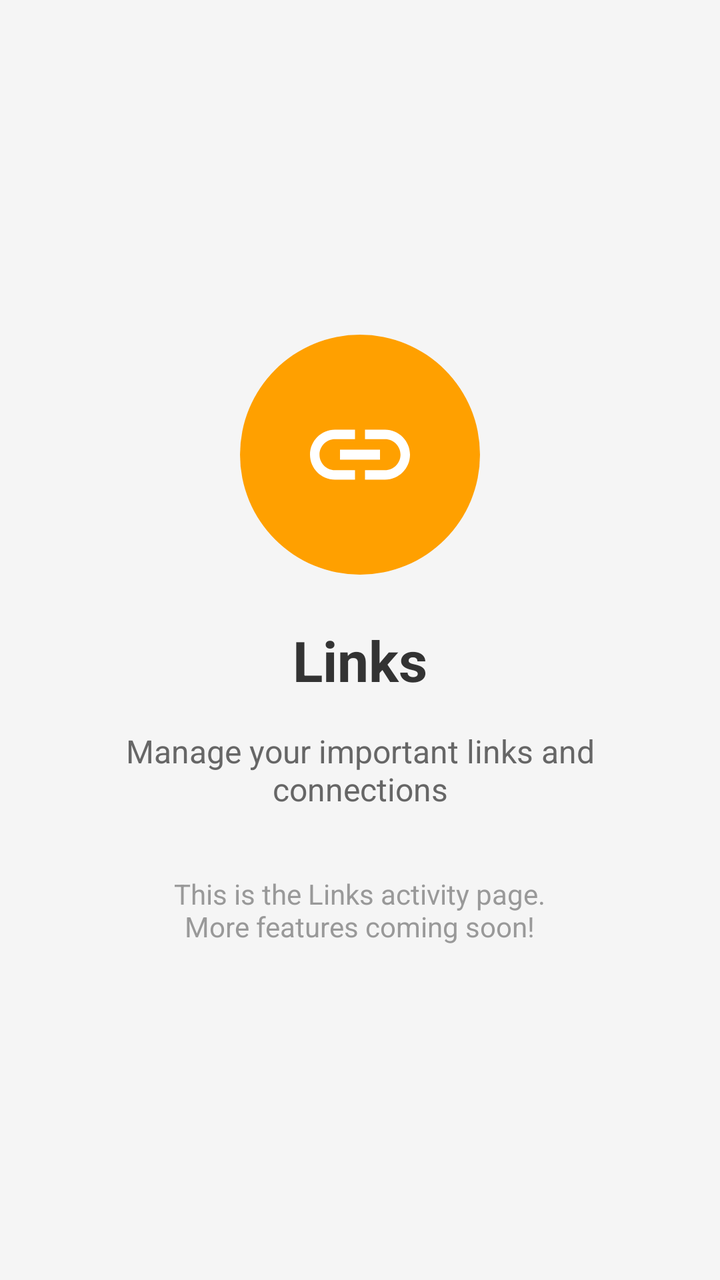
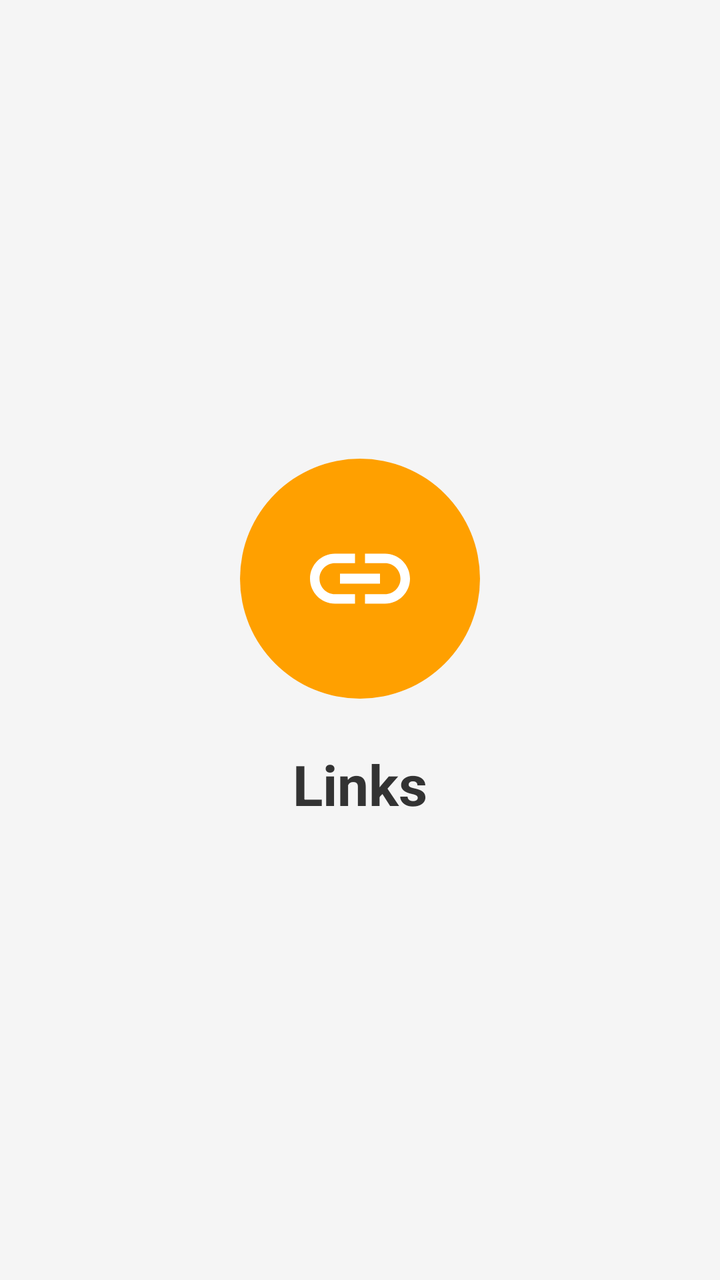

An Android layout rendered at two revisions. The XML below is the earlier revision; the diff shows what the commit changed to produce the second picture.
<!-- AndroidManifest.xml: application theme Theme.MyApp -->
<!-- res/layout/activity_links.xml -->
<?xml version="1.0" encoding="utf-8"?>
<LinearLayout xmlns:android="http://schemas.android.com/apk/res/android"
    xmlns:tools="http://schemas.android.com/tools"
    android:layout_width="match_parent"
    android:layout_height="match_parent"
    android:orientation="vertical"
    android:background="#F5F5F5"
    android:gravity="center"
    android:padding="24dp"
    tools:context=".LinksActivity">

    <ImageView
        android:layout_width="120dp"
        android:layout_height="120dp"
        android:src="@drawable/ic_links"
        android:contentDescription="Links Icon"
        android:background="@drawable/circle_background"
        android:backgroundTint="#FFA000"
        android:padding="30dp"/>

    <TextView
        android:layout_width="wrap_content"
        android:layout_height="wrap_content"
        android:layout_marginTop="24dp"
        android:text="Links"
        android:textSize="28sp"
        android:textStyle="bold"
        android:textColor="#333333" />

    <TextView
        android:layout_width="wrap_content"
        android:layout_height="wrap_content"
        android:layout_marginTop="16dp"
        android:text="Manage your important links and connections"
        android:textSize="16sp"
        android:textColor="#666666"
        android:gravity="center"
        android:paddingHorizontal="32dp"/>

    <TextView
        android:layout_width="wrap_content"
        android:layout_height="wrap_content"
        android:layout_marginTop="32dp"
        android:text="This is the Links activity page.\nMore features coming soon!"
        android:textSize="14sp"
        android:textColor="#999999"
        android:gravity="center"/>

</LinearLayout>
<!-- resources referenced by this layout -->
<resources>
  <!-- drawable circle_background (drawable) -->
  <?xml version="1.0" encoding="utf-8"?>
  <shape xmlns:android="http://schemas.android.com/apk/res/android"
      android:shape="oval">
      <solid android:color="#6200EE"/>
  </shape>
  <!-- drawable ic_links (drawable) -->
  <vector xmlns:android="http://schemas.android.com/apk/res/android"
      android:width="48dp"
      android:height="48dp"
      android:viewportWidth="24"
      android:viewportHeight="24">
      <path
          android:fillColor="#FFFFFF"
          android:pathData="M3.9,12c0,-1.71 1.39,-3.1 3.1,-3.1h4V7H7c-2.76,0 -5,2.24 -5,5s2.24,5 5,5h4v-1.9H7c-1.71,0 -3.1,-1.39 -3.1,-3.1zM8,13h8v-2H8v2zm9,-6h-4v1.9h4c1.71,0 3.1,1.39 3.1,3.1s-1.39,3.1 -3.1,3.1h-4V17h4c2.76,0 5,-2.24 5,-5s-2.24,-5 -5,-5z"/>
  </vector>
  <style name="Theme.MyApp" parent="Base.Theme.MyApp" />
  <style name="Base.Theme.MyApp" parent="Theme.Material3.DayNight.NoActionBar">
          
          
      </style>
</resources>

<!-- the commit's change to res/layout/activity_links.xml (unified diff, before → after) -->
@@ -27,23 +27,4 @@
         android:textStyle="bold"
         android:textColor="#333333" />
 
-    <TextView
-        android:layout_width="wrap_content"
-        android:layout_height="wrap_content"
-        android:layout_marginTop="16dp"
-        android:text="Manage your important links and connections"
-        android:textSize="16sp"
-        android:textColor="#666666"
-        android:gravity="center"
-        android:paddingHorizontal="32dp"/>
-
-    <TextView
-        android:layout_width="wrap_content"
-        android:layout_height="wrap_content"
-        android:layout_marginTop="32dp"
-        android:text="This is the Links activity page.\nMore features coming soon!"
-        android:textSize="14sp"
-        android:textColor="#999999"
-        android:gravity="center"/>
-
 </LinearLayout>
<!-- resource entries referenced after the edit -->
@@ -18,8 +18,6 @@
   </vector>
   <style name="Theme.MyApp" parent="Base.Theme.MyApp" />
   <style name="Base.Theme.MyApp" parent="Theme.Material3.DayNight.NoActionBar">
-          
-          
       </style>
 </resources>
 
